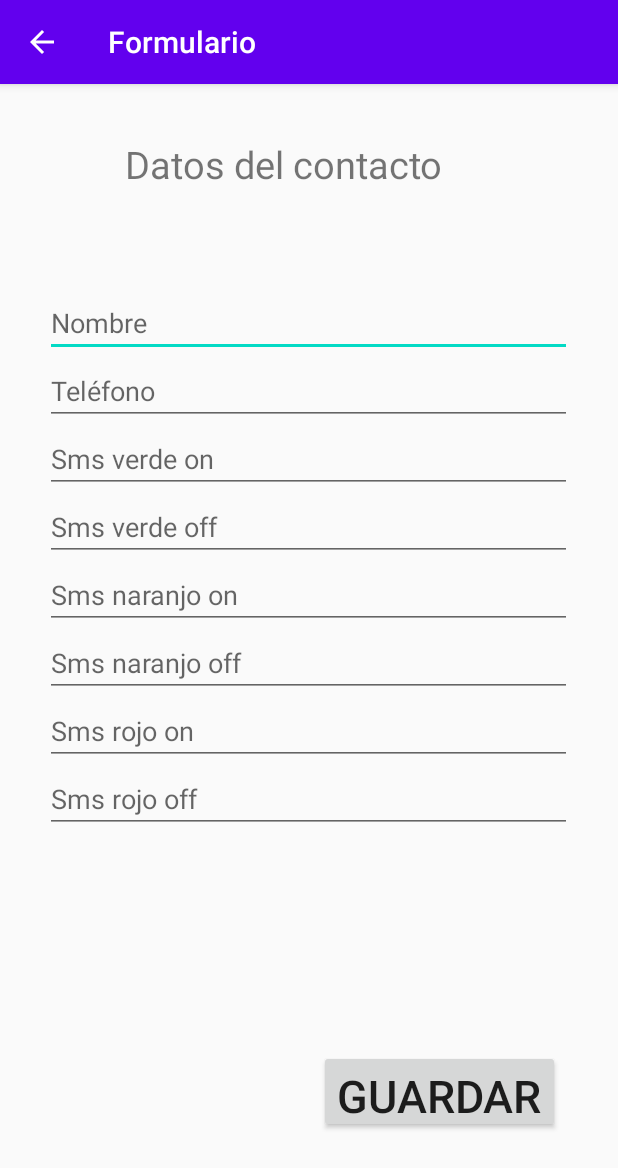
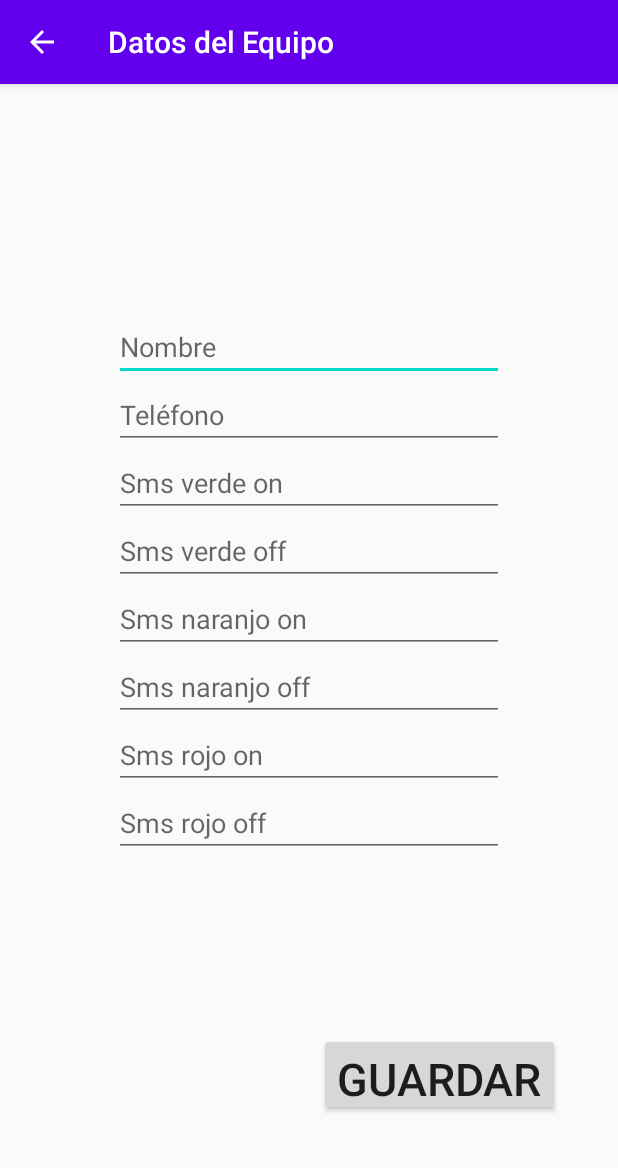
Before and after one commit to arthurwailer/Semaforo, an Android app: the screen it shows after launch (formulario), after a tap on "ADD", on a phone screen of 412 x 824 dp. Shown: the top 1168 px of the screen. Run offline under Robolectric (Android 15) with nearby library versions, the phone set to English and light mode, and no system bars.

```diff
--- a/app/src/main/java/com/example/semaforo/MainActivity.kt
+++ b/app/src/main/java/com/example/semaforo/MainActivity.kt
@@ -39,7 +39,7 @@ class MainActivity : AppCompatActivity() {
         deleteIcon = ContextCompat.getDrawable(this,R.drawable.ic_delete_black_18dp)!!
 
         val actionbar = supportActionBar
-        actionbar!!.title = "Contactos" // text de la parte d arriba de la actividad
+        actionbar!!.title = "Equipos" // text de la parte d arriba de la actividad
 
 
         adaptadorCustom = AdaptadorCustom(db.allPerson as ArrayList<ModeloDatoRecycler>,object:ClickListener{
@@ -126,13 +126,28 @@ class MainActivity : AppCompatActivity() {
             val intent = Intent(this, formulario::class.java)
             Log.i("hoasdjl","ajsdh")
             startActivity(intent)
-
         }
-
-
     }
 
+    override fun onResume() {
+        super.onResume()
+    }
 
+    override fun onStart() {
+        super.onStart()
+    }
+
+    override fun onStop() {
+        super.onStop()
+    }
+
+    override fun onRestart() {
+        super.onRestart()
+    }
+
+    override fun onPause() {
+        super.onPause()
+    }
 
     private fun editContacto(idContacto: Int) {
         val intent = Intent(this, formulario::class.java)
--- a/app/src/main/java/com/example/semaforo/formulario.kt
+++ b/app/src/main/java/com/example/semaforo/formulario.kt
@@ -22,8 +22,8 @@ class formulario : AppCompatActivity() {
         Log.i("EXTERNAL VAL :-", extIdVal.toString())
 
         val actionbar = supportActionBar //boton atras a home
-        actionbar!!.title = "Formulario"
-        actionbar.setDisplayHomeAsUpEnabled(true)
+        actionbar!!.title = "Datos del Equipo"
+        actionbar!!.setDisplayHomeAsUpEnabled(true)
 
 
 
--- a/app/src/main/res/layout/activity_formulario.xml
+++ b/app/src/main/res/layout/activity_formulario.xml
@@ -7,29 +7,16 @@
     android:layout_height="match_parent"
     tools:context=".formulario">
 
-    <TextView
-        android:id="@+id/textView2"
-        android:layout_width="244dp"
-        android:layout_height="39dp"
-        android:layout_marginTop="36dp"
-        android:text="@string/txtDatosContacto"
-        android:textSize="25sp"
-        app:layout_constraintEnd_toEndOf="parent"
-        app:layout_constraintHorizontal_bias="0.497"
-        app:layout_constraintStart_toStartOf="parent"
-        app:layout_constraintTop_toTopOf="parent" />
 
     <LinearLayout
         android:id="@+id/linearLayout"
-        android:layout_width="351dp"
-        android:layout_height="493dp"
+        android:layout_width="260dp"
+        android:layout_height="463dp"
         android:orientation="vertical"
         app:layout_constraintBottom_toBottomOf="parent"
         app:layout_constraintEnd_toEndOf="parent"
-        app:layout_constraintHorizontal_bias="0.49"
         app:layout_constraintStart_toStartOf="parent"
-        app:layout_constraintTop_toTopOf="parent"
-        app:layout_constraintVertical_bias="0.498">
+        app:layout_constraintTop_toTopOf="parent">
 
         <EditText
             android:id="@+id/personName"
@@ -100,7 +87,6 @@
 
     </LinearLayout>
 
-
     <LinearLayout
         android:layout_width="199dp"
         android:layout_height="55dp"
--- a/app/src/main/res/values/strings.xml
+++ b/app/src/main/res/values/strings.xml
@@ -5,7 +5,7 @@
 
     // activity formulario
     <string name="botonAtras">Atras</string>
-    <string name="txtDatosContacto">Datos del contacto</string>
+    <string name="txtDatosContacto">Datos del equipo</string>
     <string name="txtNombre">Nombre</string>
     <string name="txtTelefono">Teléfono</string>
     <string name="smsColorVerdeOn">Sms verde on</string>
```
